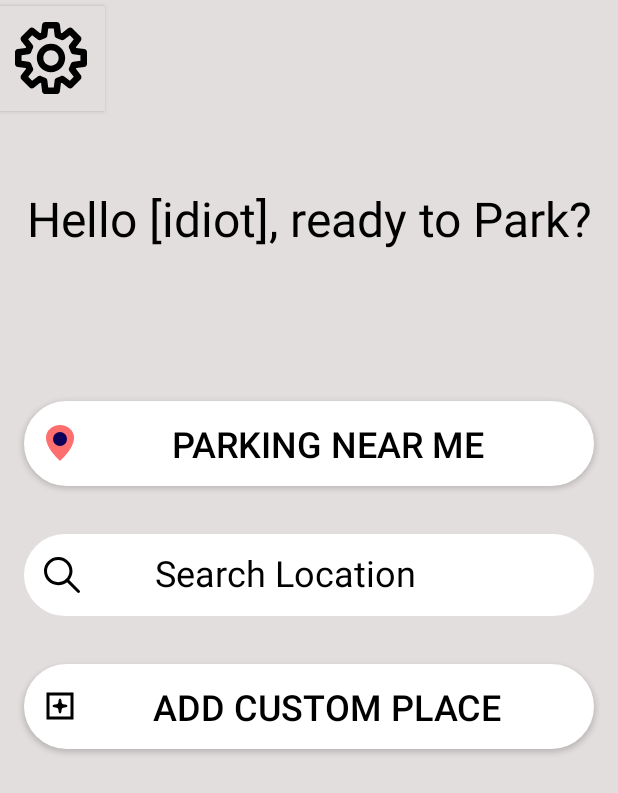
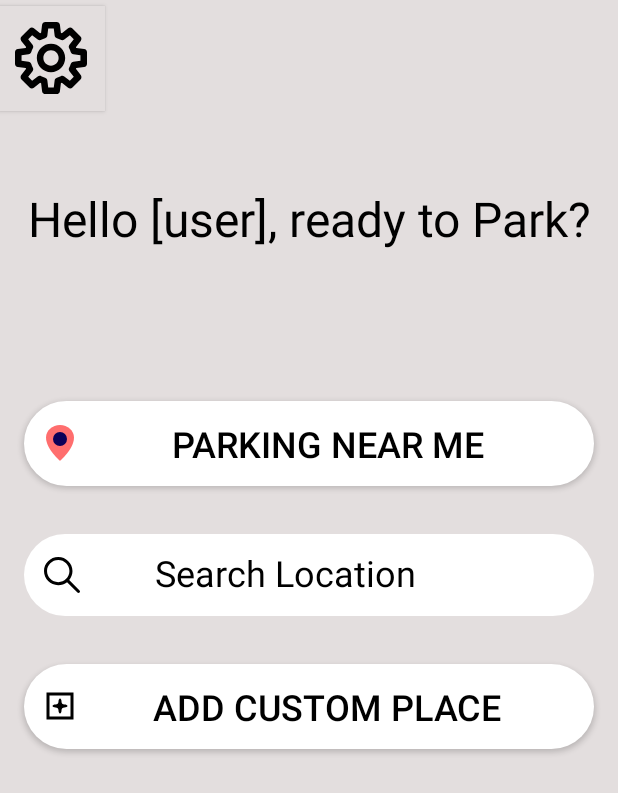
Before and after one commit to SoftwareEngineering-22/ParkWire, an Android app: the HomeActivity screen opened directly, with no data from a screen before it, on a phone screen of 412 x 824 dp. Shown: the top 793 px of the screen. Run offline under Robolectric (Android 15) with nearby library versions, the phone set to English and light mode, and no system bars.

Commit message:
screens, and idiot to user

```diff
--- a/Android-app/ParkWire/app/src/main/res/layout/activity_home.xml
+++ b/Android-app/ParkWire/app/src/main/res/layout/activity_home.xml
@@ -14,7 +14,7 @@
         android:layout_height="wrap_content"
         android:layout_marginStart="16dp"
         android:layout_marginEnd="16dp"
-        android:text="Hello [idiot], ready to Park?"
+        android:text="Hello [user], ready to Park?"
         android:textColor="@color/black"
         android:textSize="32sp"
         app:layout_constraintBottom_toBottomOf="parent"
--- a/Android-app/ParkWire/app/src/main/res/layout/activity_settings.xml
+++ b/Android-app/ParkWire/app/src/main/res/layout/activity_settings.xml
@@ -22,7 +22,7 @@
         android:layout_width="wrap_content"
         android:layout_height="wrap_content"
         android:layout_marginTop="130dp"
-        android:text="[idiot]"
+        android:text="[user]"
         android:textColor="@color/black"
         android:textSize="32sp"
         app:layout_constraintEnd_toEndOf="parent"
```
Also changed, not shown: 4 other files.
